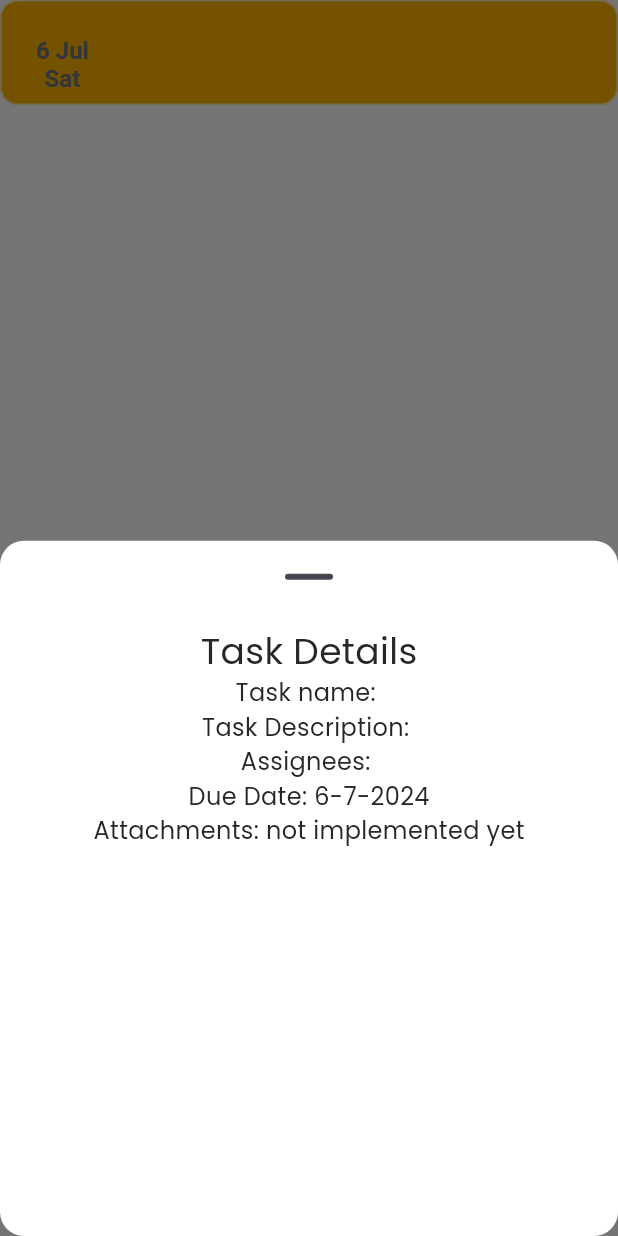
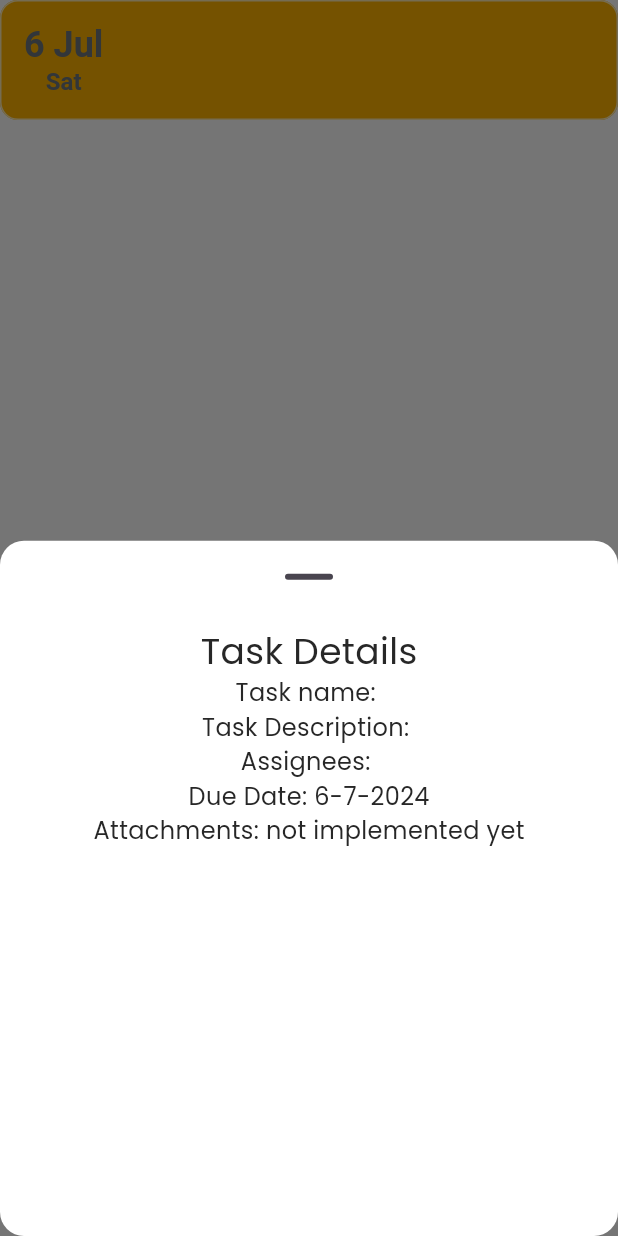
Before and after one commit to cweijin/Remin-DERE, a Flutter app: the TaskListItem widget shown alone on an empty page, opened directly with empty values, after a tap on an icon or button, on a phone screen of 412 x 824 dp. Run offline on Flutter 3.47's test engine with Material 3 defaults, Android fonts, the phone set to English and light mode, and no system bars; our stand-ins replace cloud_firestore, connectivity_plus, firebase_auth, firebase_core, firebase_storage, flutter_native_splash and 6 more; accounts and stored records are empty.

```diff
--- a/lib/features/calendar/widgets/calendar_task_view.dart
+++ b/lib/features/calendar/widgets/calendar_task_view.dart
@@ -16,7 +16,7 @@ class RTaskView extends StatelessWidget {
       child: Obx(() => FutureBuilder(
             // Use key to trigger refresh
             key: Key(controller.refreshData.value.toString()),
-            future: controller.getAllUserTasks(),
+            future: controller.getUserTasks(DateTime.now()),  // currently set to only show tasks due after today.
             builder: (context, snapshot) {
               // Helper function to handle loader, no record, or error message
               final response = RCloudHelperFunctions.checkMultiRecordState(
--- a/lib/features/taskallocation/widgets/task_list_item.dart
+++ b/lib/features/taskallocation/widgets/task_list_item.dart
@@ -1,6 +1,4 @@
-import 'package:flutter/cupertino.dart';
 import 'package:flutter/material.dart';
-import 'package:flutter/widgets.dart';
 import 'package:remindere/utils/constants/colors.dart';
 import 'package:remindere/utils/constants/sizes.dart';
 import 'package:remindere/features/taskallocation/models/task_model.dart';
@@ -30,46 +28,53 @@ class TaskListItem extends StatelessWidget {
   @override
   Widget build(BuildContext context) {
     return SizedBox(
-              height: 70,
+              height: 80,
               child: ElevatedButton(
                 onPressed: () {
                   _showEventDetails(context);
                 },
                 style: ElevatedButton.styleFrom(
                   backgroundColor: RColors.lightOrange,
-                  padding: const EdgeInsets.all(RSizes.borderRadiusLg),
+                  padding: const EdgeInsets.all(RSizes.borderRadiusSm),
                   side: const BorderSide(
                     color: RColors.lightestOrange,
                   ),
                 ),
                 child: Row(children: [
+
                   // duedate on the left
                   Container(
                     padding: const EdgeInsets.all(RSizes.borderRadiusLg),
                     child: Column(
                       children: [
                         // Day
-                        Text(
+                        Expanded(
+                          child: Text(
                             "${task.dueDate.day} ${listOfMonths[task.dueDate.month-1]}",
                             style: const TextStyle(
-                            color: RColors.textSecondary
+                              color: RColors.textSecondary,
+                              fontSize: RSizes.lg
                             ),
                             textAlign: TextAlign.center,
-                          softWrap: true
-                        ),
+                            softWrap: false
+                          )),
 
                           // Weekday
                           Text(
                             listOfDays[task.dueDate.weekday-1],
                             style: const TextStyle(
-                            color: RColors.textSecondary
+                              color: RColors.textSecondary,
+                              fontSize: RSizes.md
                             ),
                             textAlign: TextAlign.center,
-                          softWrap: true
+                            softWrap: false
                           )
+
+
                       ]
                 )
                   ),
+
                   // Task Name on the right
                   Container(
                     padding: const EdgeInsets.all(RSizes.borderRadiusLg),
```
Also changed, not shown: lib/features/calendar/controllers/calendar_task_controller.dart (+11 -0 lines). Lines whose indentation alone changed are shown as unchanged.
